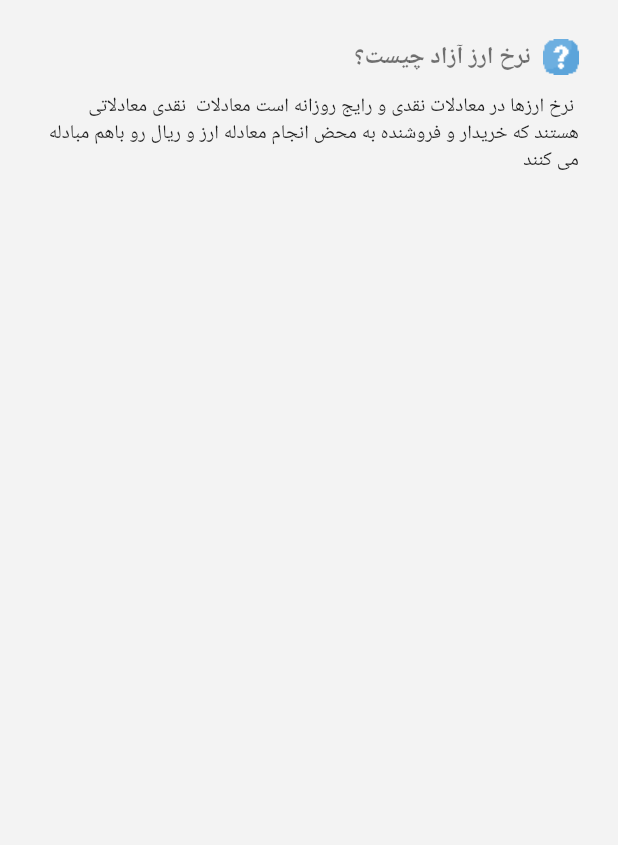
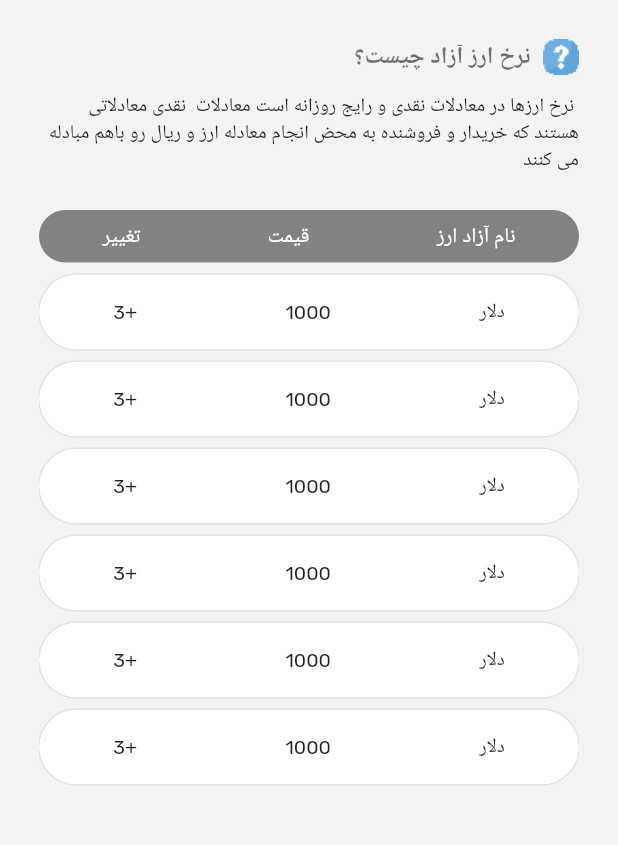
Before and after one commit to FatemeArjomandi/appMobailFlutter-, a Flutter app: the screen it shows after launch, on a phone screen of 412 x 824 dp, the part 84-929 px from its top. Run offline on Flutter 3.47's test engine with Material 2 defaults, Android fonts, the phone set to English and light mode, and no system bars.

Commit message:
add listView builder

```diff
--- a/lib/main.dart
+++ b/lib/main.dart
@@ -25,11 +25,14 @@ class MyApp extends StatelessWidget {
           fontFamily: "Rubik",
           textTheme: const TextTheme(
             displayLarge: TextStyle(
-                fontFamily: 'Rubik', fontSize: 16, fontWeight: FontWeight.w700),
+                fontFamily: 'Rubik', fontSize: 16, fontWeight: FontWeight.w800),
             bodyLarge: TextStyle(
                 fontFamily: 'Rubik', fontSize: 13, fontWeight: FontWeight.w300),
             displayMedium: TextStyle(
-                fontFamily: 'Rubik', fontSize: 14, fontWeight: FontWeight.w300),
+                fontFamily: 'Rubik',
+                color: Colors.white,
+                fontSize: 14,
+                fontWeight: FontWeight.w300),
           )),
       home: const Home(),
     );
@@ -50,12 +53,10 @@ class Home extends StatelessWidget {
         backgroundColor: Colors.white,
         actions: [
           Image.asset("assets/image/icon.png"),
-         Align(
+          Align(
               alignment: Alignment.centerRight,
-              child: Text(
-                'قیمت به روز سکه وارز',
-                style: Theme.of(context).textTheme.displayLarge
-              )),
+              child: Text('قیمت به روز سکه وارز',
+                  style: Theme.of(context).textTheme.displayLarge)),
           Expanded(
               child: Align(
                   alignment: Alignment.centerLeft,
@@ -81,12 +82,71 @@ class Home extends StatelessWidget {
               ),
             ],
           ),
-          const SizedBox(height: 12,),
-           Text(
-            ' نرخ ارزها در معادلات نقدی و رایج روزانه است معادلات  نقدی معادلاتی هستند که خریدار و فروشنده به محض انجام معادله ارز و ریال رو باهم مبادله می کنند',
-            textDirection: TextDirection.rtl,
-            style: Theme.of(context).textTheme.bodyLarge,
-                   )
+          Padding(
+            padding: const EdgeInsets.fromLTRB(0, 12, 0, 24),
+            child: Text(
+              ' نرخ ارزها در معادلات نقدی و رایج روزانه است معادلات  نقدی معادلاتی هستند که خریدار و فروشنده به محض انجام معادله ارز و ریال رو باهم مبادله می کنند',
+              textDirection: TextDirection.rtl,
+              style: Theme.of(context).textTheme.bodyLarge,
+            ),
+          ),
+          Container(
+            width: double.infinity,
+            height: 35,
+            decoration: const BoxDecoration(
+              borderRadius: BorderRadius.all(Radius.circular(1000)),
+              color: Color.fromARGB(255, 130, 130, 130),
+            ),
+            child: Row(
+              mainAxisAlignment: MainAxisAlignment.spaceAround,
+              children: [
+                Text(
+                  'نام آزاد ارز',
+                  style: Theme.of(context).textTheme.displayMedium,
+                ),
+                Text(
+                  'قیمت',
+                  style: Theme.of(context).textTheme.displayMedium,
+                ),
+                Text(
+                  'تغییر',
+                  style: Theme.of(context).textTheme.displayMedium,
+                )
+              ],
+            ),
+          ),
+          SizedBox(
+              height: 350,
+              child: ListView.builder(
+                physics: const BouncingScrollPhysics(),
+                itemCount: 20,
+                itemBuilder: (context, index) {
+                  return Padding(
+                    padding: const EdgeInsets.fromLTRB(0, 8, 0, 0),
+                    child: Container(
+                        width: double.infinity,
+                        height: 50,
+                        decoration: const BoxDecoration(
+                            boxShadow: <BoxShadow>[
+                              BoxShadow(blurRadius: 0.1, color: Colors.grey)
+                            ],
+                            color: Colors.white,
+                            borderRadius:
+                                BorderRadius.all(Radius.circular(1000))),
+                        child: Row(
+                          mainAxisAlignment: MainAxisAlignment.spaceAround,
+                          children: [
+                            Text('دلار',
+                                style: Theme.of(context).textTheme.bodyLarge),
+                            Text('1000',
+                                style: Theme.of(context).textTheme.bodyLarge),
+                            Text('+3',
+                                style: Theme.of(context).textTheme.bodyLarge),
+                          ],
+                        )),
+                  );
+                },
+              ))
         ]),
       ),
     );
```
